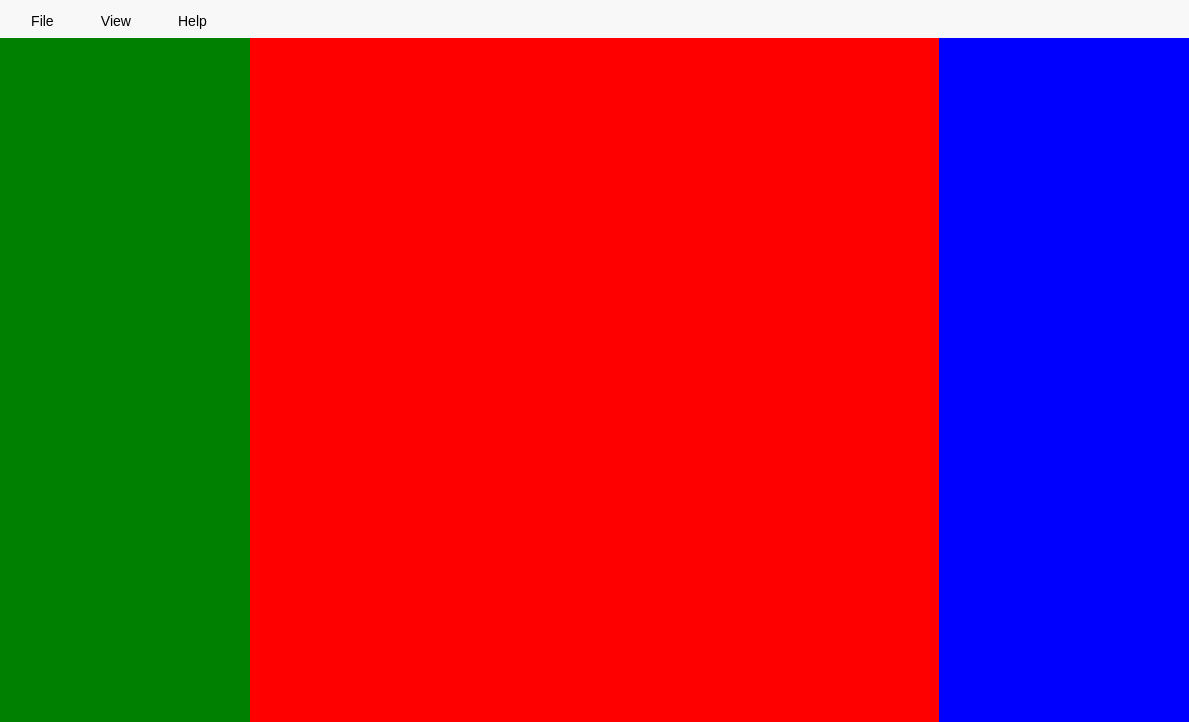
Qt form src/mainwindow.ui (Gitnoter/vemoria2) before a commit.
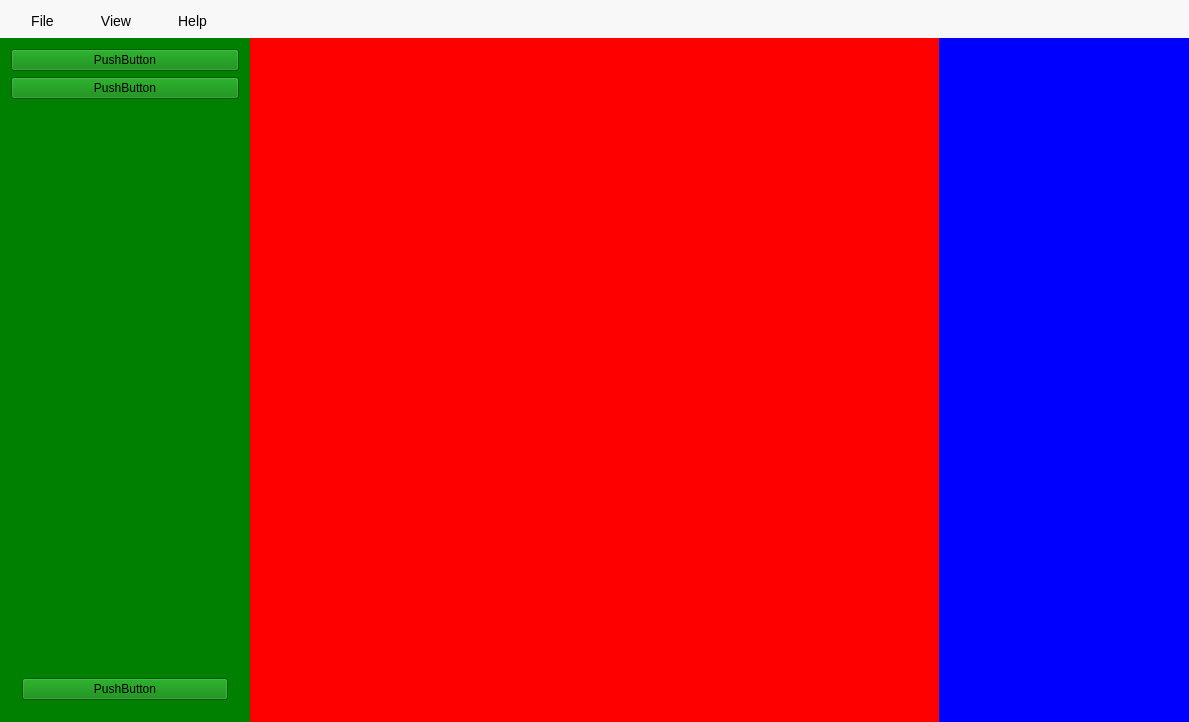
The same form after that commit.

Commit message: test top and bottom position

Diff of the .ui file:
```diff
--- a/src/mainwindow.ui
+++ b/src/mainwindow.ui
@@ -75,7 +75,63 @@
         <property name="styleSheet">
          <string notr="true">background-color:green;</string>
         </property>
-        <layout class="QGridLayout" name="gridLayout_11"/>
+        <layout class="QGridLayout" name="gridLayout_11">
+         <item row="0" column="1">
+          <layout class="QVBoxLayout" name="verticalLayout" stretch="1,1">
+           <property name="spacing">
+            <number>0</number>
+           </property>
+           <item alignment="Qt::AlignTop">
+            <widget class="QWidget" name="gridWidget" native="true">
+             <layout class="QGridLayout" name="gridLayout_12">
+              <property name="leftMargin">
+               <number>0</number>
+              </property>
+              <property name="topMargin">
+               <number>0</number>
+              </property>
+              <property name="rightMargin">
+               <number>0</number>
+              </property>
+              <property name="bottomMargin">
+               <number>0</number>
+              </property>
+              <item row="0" column="0">
+               <widget class="QPushButton" name="pushButton">
+                <property name="text">
+                 <string>PushButton</string>
+                </property>
+               </widget>
+              </item>
+              <item row="1" column="0">
+               <widget class="QPushButton" name="pushButton_2">
+                <property name="text">
+                 <string>PushButton</string>
+                </property>
+               </widget>
+              </item>
+             </layout>
+            </widget>
+           </item>
+           <item alignment="Qt::AlignBottom">
+            <widget class="QWidget" name="gridWidget" native="true">
+             <layout class="QGridLayout" name="gridLayout_3">
+              <property name="spacing">
+               <number>0</number>
+              </property>
+              <item row="0" column="0">
+               <widget class="QPushButton" name="pushButton_3">
+                <property name="text">
+                 <string>PushButton</string>
+                </property>
+               </widget>
+              </item>
+             </layout>
+            </widget>
+           </item>
+          </layout>
+         </item>
+        </layout>
        </widget>
       </item>
       <item>
@@ -93,7 +149,7 @@
        </widget>
       </item>
       <item>
-       <widget class="QWidget" name="gridWidget" native="true">
+       <widget class="QWidget" name="gridDetail" native="true">
         <property name="minimumSize">
          <size>
           <width>250</width>
```
Left out of the diff: 4 changed lines with no effect on the pictures.
